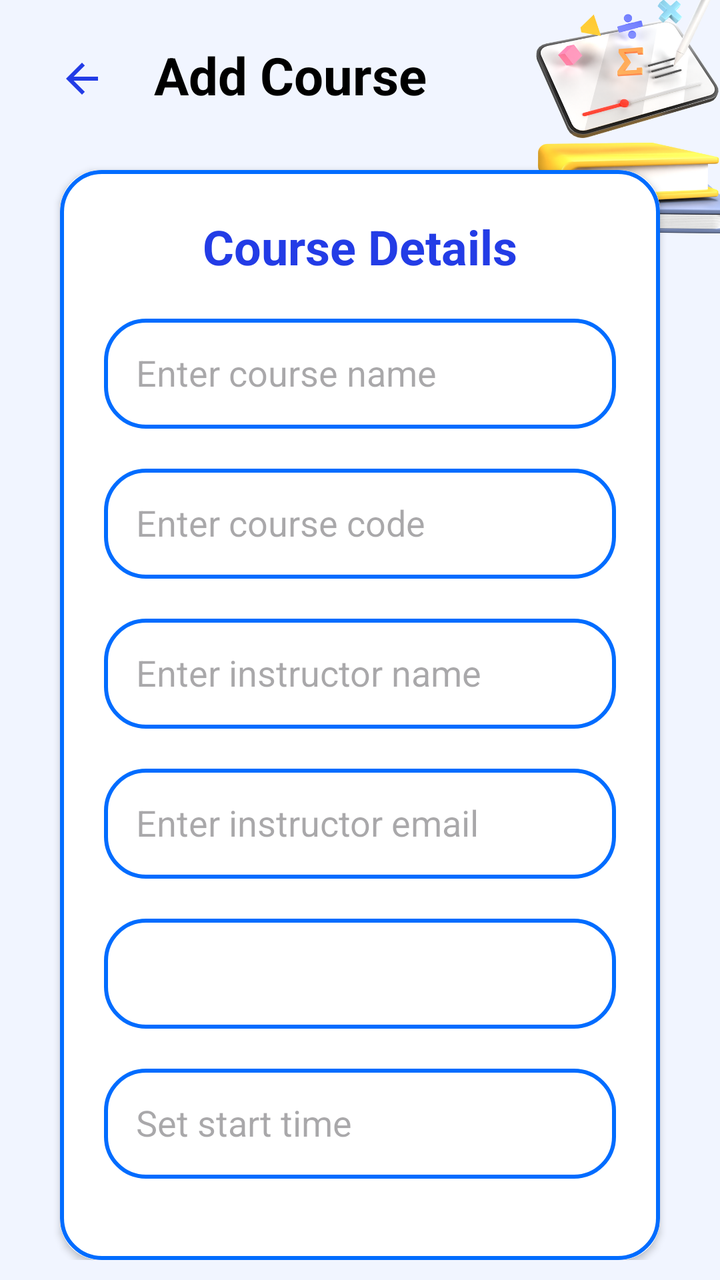
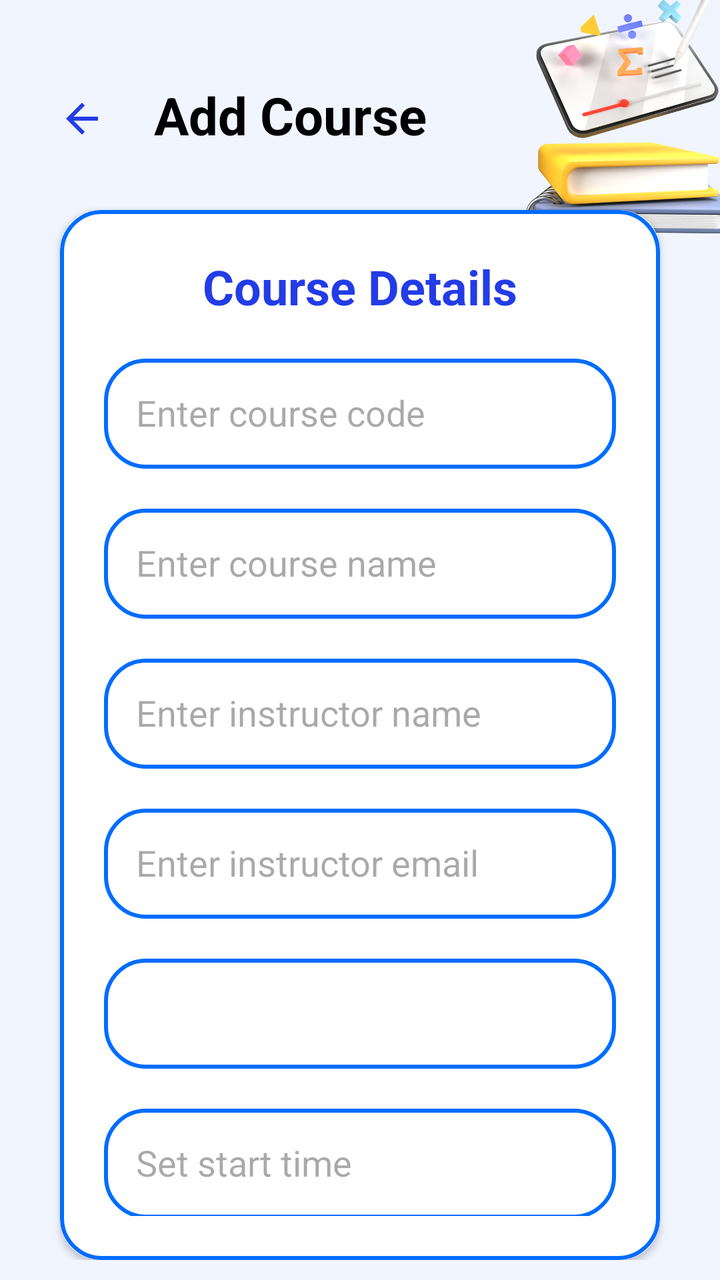

The first picture is an Android layout as it rendered before a commit; the second is the same layout after the commit. The layout source and the unified diff follow.
<!-- AndroidManifest.xml: application theme Theme.Project_JomStudy -->
<!-- res/layout/activity_add_course.xml -->
<?xml version="1.0" encoding="utf-8"?>
<RelativeLayout xmlns:android="http://schemas.android.com/apk/res/android"
    xmlns:app="http://schemas.android.com/apk/res-auto"
    xmlns:tools="http://schemas.android.com/tools"
    android:id="@+id/main"
    android:layout_width="match_parent"
    android:layout_height="match_parent"
    android:orientation="vertical"
    android:padding="10dp"
    android:background="@drawable/coursebg"
    tools:context=".AddCourse">

    <FrameLayout
        android:id="@+id/fragment"
        android:layout_width="match_parent"
        android:layout_height="match_parent" >

        <LinearLayout
            android:layout_width="match_parent"
            android:layout_height="match_parent"
            android:orientation="vertical">

            <LinearLayout
                android:layout_width="match_parent"
                android:layout_height="wrap_content"
                android:layout_marginTop="10dp"
                android:gravity="center_vertical"
                android:orientation="horizontal">

                <ImageButton
                    android:id="@+id/backButton"
                    android:layout_width="32dp"
                    android:layout_height="32dp"
                    android:layout_marginStart="15dp"
                    android:layout_marginTop="2dp"
                    android:background="?android:attr/selectableItemBackgroundBorderless"
                    android:src="@drawable/baseline_arrow_back_24" />

                <TextView
                    android:layout_width="wrap_content"
                    android:layout_height="wrap_content"
                    android:layout_gravity="center"
                    android:layout_marginStart="20dp"
                    android:text="Add Course"
                    android:textColor="@color/black"
                    android:textSize="26sp"
                    android:textStyle="bold" />

            </LinearLayout>

            <androidx.cardview.widget.CardView
                android:layout_width="match_parent"
                android:layout_height="wrap_content"
                android:layout_marginStart="20dp"
                android:layout_marginTop="30dp"
                android:layout_marginEnd="20dp"
                app:cardCornerRadius="20dp">

                <LinearLayout
                    android:layout_width="match_parent"
                    android:layout_height="match_parent"
                    android:layout_gravity="center_horizontal"
                    android:background="@drawable/custom_edit_text"
                    android:orientation="vertical"
                    android:padding="22dp">

                    <TextView
                        android:layout_width="match_parent"
                        android:layout_height="wrap_content"
                        android:text="Course Details"
                        android:textAlignment="center"
                        android:textColor="@color/blue_text"
                        android:textSize="24sp"
                        android:textStyle="bold" />

                    <EditText
                        android:id="@+id/courseName"
                        android:layout_width="match_parent"
                        android:layout_height="55dp"
                        android:layout_marginTop="20dp"
                        android:background="@drawable/custom_edit_text"
                        android:gravity="start|center_vertical"
                        android:hint="Enter course name"
                        android:padding="16dp"
                        android:textColor="@color/black" />

                    <EditText
                        android:id="@+id/courseCode"
                        android:layout_width="match_parent"
                        android:layout_height="55dp"
                        android:layout_marginTop="20dp"
                        android:background="@drawable/custom_edit_text"
                        android:gravity="start|center_vertical"
                        android:hint="Enter course code"
                        android:padding="16dp"
                        android:textColor="@color/black" />

                    <EditText
                        android:id="@+id/instructorName"
                        android:layout_width="match_parent"
                        android:layout_height="55dp"
                        android:layout_marginTop="20dp"
                        android:background="@drawable/custom_edit_text"
                        android:gravity="start|center_vertical"
                        android:hint="Enter instructor name"
                        android:padding="16dp"
                        android:textColor="@color/black" />

                    <EditText
                        android:id="@+id/instructorEmail"
                        android:layout_width="match_parent"
                        android:layout_height="55dp"
                        android:layout_marginTop="20dp"
                        android:background="@drawable/custom_edit_text"
                        android:gravity="start|center_vertical"
                        android:hint="Enter instructor email"
                        android:padding="16dp"
                        android:textColor="@color/black" />

                    <Spinner
                        android:id="@+id/day"
                        android:layout_width="match_parent"
                        android:layout_height="55dp"
                        android:layout_marginTop="20dp"
                        android:background="@drawable/custom_edit_text"
                        android:gravity="start|center_vertical"
                        android:padding="16dp"
                        android:textColor="@color/black"
                        android:popupBackground="@color/white"/>

                    <EditText
                        android:id="@+id/startTime"
                        android:layout_width="match_parent"
                        android:layout_height="55dp"
                        android:layout_marginTop="20dp"
                        android:background="@drawable/custom_edit_text"
                        android:gravity="start|center_vertical"
                        android:hint="Set start time"
                        android:focusable="false"
                        android:inputType="time"
                        android:padding="16dp"
                        android:textColor="@color/black" />

                    <EditText
                        android:id="@+id/endTime"
                        android:layout_width="match_parent"
                        android:layout_height="55dp"
                        android:layout_marginTop="20dp"
                        android:background="@drawable/custom_edit_text"
                        android:gravity="start|center_vertical"
                        android:hint="Set end time"
                        android:inputType="time"
                        android:focusable="false"
                        android:padding="16dp"
                        android:textColor="@color/black" />

                    <Button
                        android:id="@+id/addCourseButton"
                        android:layout_width="match_parent"
                        android:layout_height="60dp"
                        android:layout_marginTop="22dp"
                        android:backgroundTint="@color/blue_text"
                        android:text="ADD COURSE"
                        android:textSize="18sp"
                        app:cornerRadius="20dp" />


                </LinearLayout>
            </androidx.cardview.widget.CardView>
        </LinearLayout>
    </FrameLayout>
</RelativeLayout>
<!-- resources referenced by this layout -->
<resources>
  <color name="black">#FF000000</color>
  <color name="blue_text">#233ce6</color>
  <color name="white">#FFFFFFFF</color>
  <!-- drawable baseline_arrow_back_24 (drawable) -->
  <vector xmlns:android="http://schemas.android.com/apk/res/android" android:autoMirrored="true" android:height="24dp" android:tint="@color/blue_text" android:viewportHeight="24" android:viewportWidth="24" android:width="24dp">
  
      <path android:fillColor="@android:color/white" android:pathData="M20,11H7.83l5.59,-5.59L12,4l-8,8 8,8 1.41,-1.41L7.83,13H20v-2z"/>
      
  </vector>
  <!-- drawable coursebg: png bitmap (drawable, 115098 bytes) -->
  <!-- drawable custom_edit_text (drawable) -->
  <?xml version="1.0" encoding="utf-8"?>
  <shape xmlns:android="http://schemas.android.com/apk/res/android"
      android:shape="rectangle">
  
      <stroke
          android:width="2dp"
          android:color="@color/dark_blue"/>
  
      <corners
          android:radius="20dp"/>
  
  </shape>
  <style name="Theme.Project_JomStudy" parent="Base.Theme.Project_JomStudy" />
  <color name="dark_blue">#006cff</color>
  <style name="Base.Theme.Project_JomStudy" parent="Theme.Material3.DayNight.NoActionBar" />
</resources>

<!-- the commit's change to res/layout/activity_add_course.xml (unified diff, before → after) -->
@@ -23,7 +23,7 @@
             <LinearLayout
                 android:layout_width="match_parent"
                 android:layout_height="wrap_content"
-                android:layout_marginTop="10dp"
+                android:layout_marginTop="30dp"
                 android:gravity="center_vertical"
                 android:orientation="horizontal">
 
@@ -58,7 +58,7 @@
 
                 <LinearLayout
                     android:layout_width="match_parent"
-                    android:layout_height="match_parent"
+                    android:layout_height="wrap_content"
                     android:layout_gravity="center_horizontal"
                     android:background="@drawable/custom_edit_text"
                     android:orientation="vertical"
@@ -74,6 +74,17 @@
                         android:textStyle="bold" />
 
                     <EditText
+                        android:id="@+id/courseCode"
+                        android:layout_width="match_parent"
+                        android:layout_height="55dp"
+                        android:layout_marginTop="20dp"
+                        android:background="@drawable/custom_edit_text"
+                        android:gravity="start|center_vertical"
+                        android:hint="Enter course code"
+                        android:padding="16dp"
+                        android:textColor="@color/black" />
+
+                    <EditText
                         android:id="@+id/courseName"
                         android:layout_width="match_parent"
                         android:layout_height="55dp"
@@ -81,17 +92,6 @@
                         android:background="@drawable/custom_edit_text"
                         android:gravity="start|center_vertical"
                         android:hint="Enter course name"
-                        android:padding="16dp"
-                        android:textColor="@color/black" />
-
-                    <EditText
-                        android:id="@+id/courseCode"
-                        android:layout_width="match_parent"
-                        android:layout_height="55dp"
-                        android:layout_marginTop="20dp"
-                        android:background="@drawable/custom_edit_text"
-                        android:gravity="start|center_vertical"
-                        android:hint="Enter course code"
                         android:padding="16dp"
                         android:textColor="@color/black" />
 
